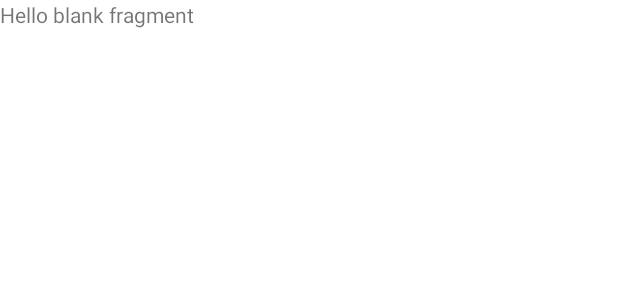
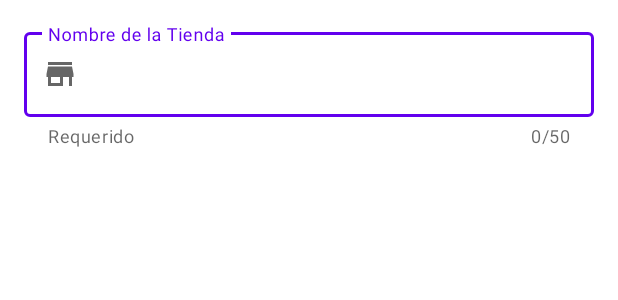
Before and after one commit to AlanWLFx/Store, an Android app: the layout fragment_edit_store.xml on its own in the app's theme, with its tools: preview values and no code run, on a phone screen of 412 x 824 dp. Shown: the top 300 px of the screen. Run offline under Robolectric (Android 15) with nearby library versions, the phone set to English and light mode, and no system bars.

Commit message:
Textfield nombre

```diff
--- /dev/null
+++ b/app/src/main/res/drawable/ic_store.xml
@@ -0,0 +1,10 @@
+<vector xmlns:android="http://schemas.android.com/apk/res/android"
+    android:width="24dp"
+    android:height="24dp"
+    android:viewportWidth="24"
+    android:viewportHeight="24"
+    android:tint="?attr/colorControlNormal">
+  <path
+      android:fillColor="@android:color/white"
+      android:pathData="M20,4L4,4v2h16L20,4zM21,14v-2l-1,-5L4,7l-1,5v2h1v6h10v-6h4v6h2v-6h1zM12,18L6,18v-4h6v4z"/>
+</vector>
--- a/app/src/main/res/layout/fragment_edit_store.xml
+++ b/app/src/main/res/layout/fragment_edit_store.xml
@@ -1,14 +1,38 @@
 <?xml version="1.0" encoding="utf-8"?>
-<FrameLayout xmlns:android="http://schemas.android.com/apk/res/android"
+<androidx.core.widget.NestedScrollView xmlns:android="http://schemas.android.com/apk/res/android"
     xmlns:tools="http://schemas.android.com/tools"
     android:layout_width="match_parent"
     android:layout_height="match_parent"
+    xmlns:app="http://schemas.android.com/apk/res-auto"
     tools:context=".EditStoreFragment">
 
-    <!-- TODO: Update blank fragment layout -->
-    <TextView
+    <LinearLayout
         android:layout_width="match_parent"
-        android:layout_height="match_parent"
-        android:text="@string/hello_blank_fragment" />
+        android:layout_height="wrap_content"
+        android:orientation="vertical"
+        android:padding="@dimen/common_padding_default">
 
-</FrameLayout>
+        <com.google.android.material.textfield.TextInputLayout
+            android:id="@+id/tilName"
+            android:layout_width="match_parent"
+            android:layout_height="wrap_content"
+            android:hint="@string/hint_name"
+            app:helperText="@string/helper_required"
+            app:endIconMode="clear_text"
+            app:counterMaxLength="@integer/counter_max_name"
+            app:counterEnabled="true"
+            app:startIconDrawable="@drawable/ic_store"
+            style="@style/Widget.MaterialComponents.TextInputLayout.OutlinedBox">
+
+            <com.google.android.material.textfield.TextInputEditText
+                android:id="@+id/etName"
+                android:layout_width="match_parent"
+                android:layout_height="wrap_content"
+                android:maxLength="@integer/counter_max_name"
+                android:inputType="textCapWords"/>
+
+        </com.google.android.material.textfield.TextInputLayout>
+
+    </LinearLayout>
+
+</androidx.core.widget.NestedScrollView>
--- /dev/null
+++ b/app/src/main/res/values/integers.xml
@@ -0,0 +1,4 @@
+<?xml version="1.0" encoding="utf-8"?>
+<resources>
+    <integer name="counter_max_name">50</integer>
+</resources>
--- a/app/src/main/res/values/strings.xml
+++ b/app/src/main/res/values/strings.xml
@@ -4,4 +4,6 @@
     <string name="description_store_add">Crear Tienda</string>
     <!-- TODO: Remove or change this placeholder text -->
     <string name="hello_blank_fragment">Hello blank fragment</string>
+    <string name="hint_name">Nombre de la Tienda</string>
+    <string name="helper_required">Requerido</string>
 </resources>
```
